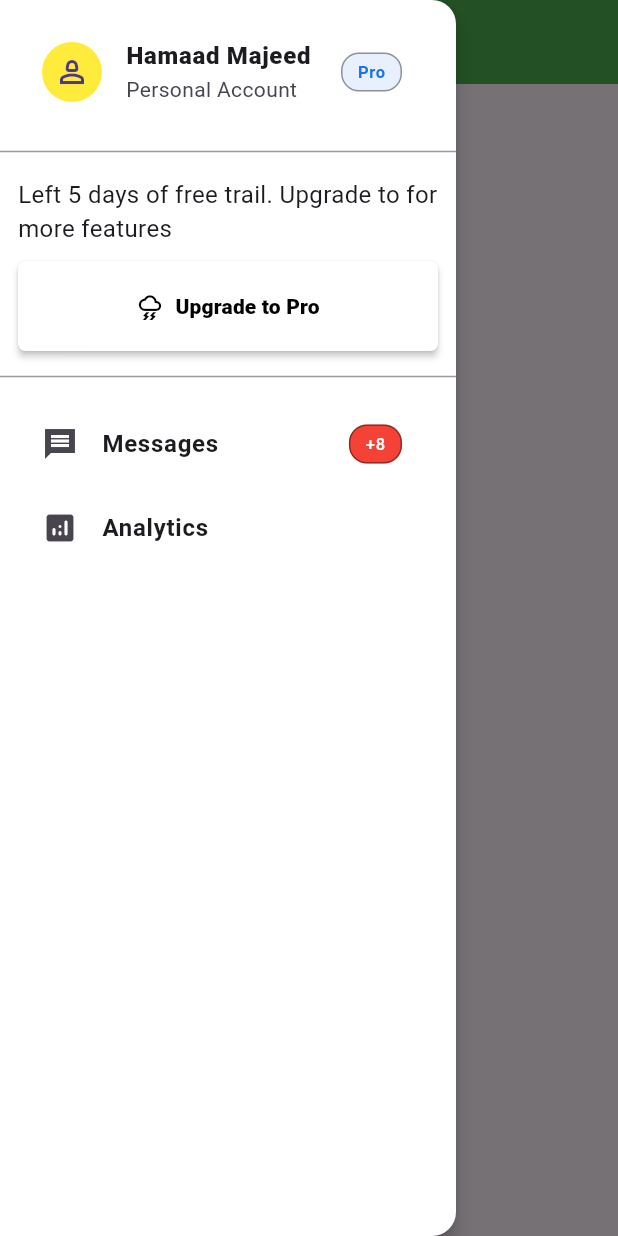
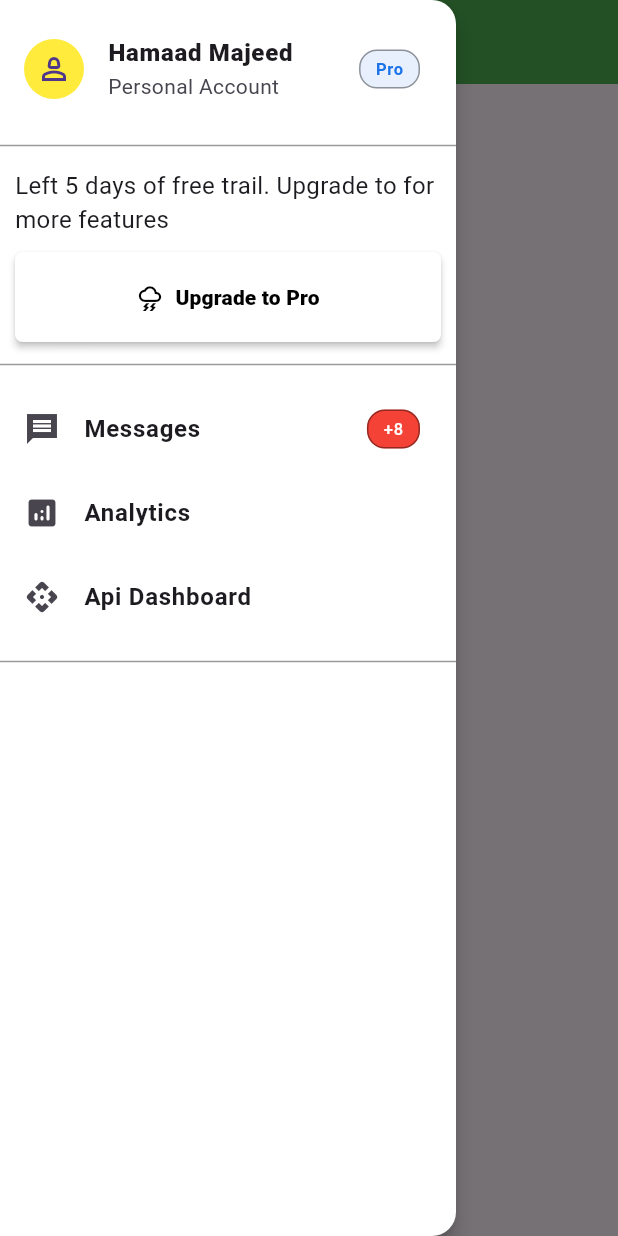
Before and after one commit to MrHamaad/drawer, a Flutter app: the screen it shows after launch, with the side drawer open, on a phone screen of 412 x 824 dp. Run offline on Flutter 3.47's test engine with Material 3 defaults, Android fonts, the phone set to English and light mode, and no system bars.

Commit message:
Set the Padding

```diff
--- a/lib/main.dart
+++ b/lib/main.dart
@@ -24,7 +24,7 @@ class MyApp extends StatelessWidget {
               mainAxisSize: MainAxisSize.min,
               children: [
                 Padding(
-                  padding: const EdgeInsets.all(12.0),
+                  padding: const EdgeInsets.symmetric(vertical:10),
                   child: ListTile(
                     leading: CircleAvatar(
                       backgroundColor: Colors.yellow,
@@ -56,7 +56,7 @@ class MyApp extends StatelessWidget {
                   height: 10,
                 ),
                 Padding(
-                  padding: const EdgeInsets.all(12.0),
+                  padding: const EdgeInsets.symmetric(vertical: 10,horizontal: 10),
                   child: Column(
                     mainAxisAlignment: MainAxisAlignment.center,
                     crossAxisAlignment: CrossAxisAlignment.center,
@@ -88,7 +88,7 @@ class MyApp extends StatelessWidget {
                   height: 10,
                 ),
                 Padding(
-                  padding: const EdgeInsets.all(12.0),
+                  padding: const EdgeInsets.symmetric(vertical: 10,),
                   child: Column(
                     children: [
                       ListTile(
@@ -115,10 +115,18 @@ class MyApp extends StatelessWidget {
                         leading: Icon(Icons.analytics_rounded),
                         title: Text("Analytics",style: TextStyle(fontWeight: FontWeight.w600),),
                       ),
-                      ListTile(),
+                      ListTile(
+                        leading: Icon(Icons.api_rounded),
+                        title: Text("Api Dashboard",style: TextStyle(fontWeight: FontWeight.w600),),
+                      ),
                     ],
                   ),
-                )
+                ),
+                Divider(
+                  color: Colors.black.withAlpha(100),
+                  height: 10,
+                ),
+
               ],
             ),
           ),
```
